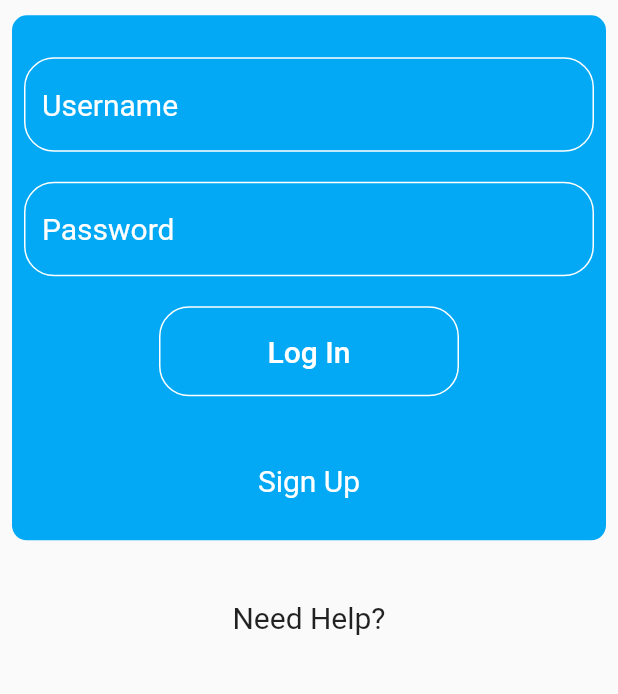
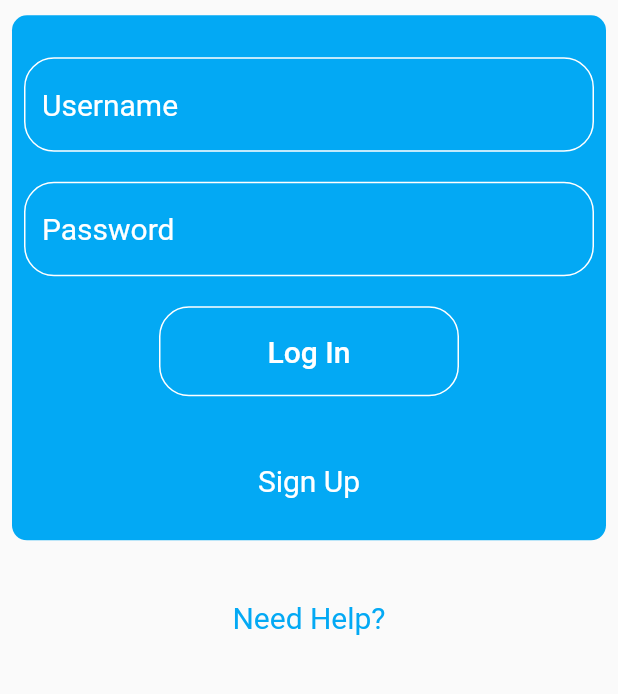
Before and after one commit to khantey1998/pbl, a Flutter app: the screen it shows after launch, on a phone screen of 412 x 824 dp, the part 316-1010 px from its top. Run offline on Flutter 3.47's test engine with Material 2 defaults, Android fonts, the phone set to English and light mode, and no system bars; missing offline and left inert: autocomplete_textfield.

```diff
--- a/lib/main.dart
+++ b/lib/main.dart
@@ -1,4 +1,5 @@
 import 'package:flutter/material.dart';
+import 'package:pbl/pages/startup.dart';
 
 void main() => runApp(MyApp());
 
@@ -10,129 +11,7 @@ class MyApp extends StatelessWidget {
       theme: ThemeData(
         primarySwatch: Colors.blue,
       ),
-      home: Scaffold(
-        body: Container(
-          padding: EdgeInsets.all(8.0),
-          child: Column(
-            children: <Widget>[
-              Container(
-                padding: EdgeInsets.fromLTRB(0, 30, 0, 10),
-                child: Image.asset(
-                  'assets/logo.png',
-                  width: 300,
-                ),
-              ),
-              Container(
-                child: Column(
-                  children: <Widget>[
-                    Container(
-                      child: TextField(
-                        style: TextStyle(color: Colors.white),
-                        keyboardType: TextInputType.text,
-                        cursorColor: Colors.white,
-                        decoration: InputDecoration(
-                          hintText: 'Username',
-                          hintStyle: TextStyle(
-                            color: Colors.white,
-                            fontSize: 20,
-                          ),
-                          focusedBorder: OutlineInputBorder(
-                            borderSide: BorderSide(color: Colors.white),
-                            borderRadius: BorderRadius.circular(20),
-                          ),
-                          enabledBorder: OutlineInputBorder(
-                            borderSide: BorderSide(color: Colors.white),
-                            borderRadius: BorderRadius.circular(20),
-                          ),
-                          border: OutlineInputBorder(
-                            borderSide: BorderSide(color: Colors.white),
-                            borderRadius: BorderRadius.circular(20),
-                          ),
-                        ),
-                      ),
-                      padding: EdgeInsets.fromLTRB(0, 20, 0, 0),
-                    ),
-                    Container(
-                      child: TextField(
-                        style: TextStyle(color: Colors.white),
-                        keyboardType: TextInputType.text,
-                        cursorColor: Colors.white,
-                        decoration: InputDecoration(
-                          hintText: 'Password',
-                          hintStyle: TextStyle(
-                            color: Colors.white,
-                            fontSize: 20,
-                          ),
-                          focusedBorder: OutlineInputBorder(
-                            borderSide: BorderSide(color: Colors.white),
-                            borderRadius: BorderRadius.circular(20),
-                          ),
-                          enabledBorder: OutlineInputBorder(
-                            borderSide: BorderSide(color: Colors.white),
-                            borderRadius: BorderRadius.circular(20),
-                          ),
-                          border: OutlineInputBorder(
-                            borderSide: BorderSide(color: Colors.white),
-                            borderRadius: BorderRadius.circular(20),
-                          ),
-                        ),
-                        obscureText: true,
-                      ),
-                      padding: EdgeInsets.fromLTRB(0, 20, 0, 20),
-                    ),
-                    Container(
-                      color: Colors.transparent,
-                      width: 200,
-                      height: 60,
-                      child: FlatButton(
-                        onPressed: () {},
-                        shape: RoundedRectangleBorder(
-                            borderRadius: BorderRadius.circular(20.0),
-                            side: BorderSide(color: Colors.white)),
-                        child: Text(
-                          'Log In',
-                          style: TextStyle(
-                            color: Colors.white,
-                            fontSize: 20,
-                          ),
-                        ),
-                      ),
-                    ),
-                    Container(
-                      padding: EdgeInsets.fromLTRB(0, 45, 0, 0),
-                      child: Text(
-                        'Sign Up',
-                        style: TextStyle(
-                          color: Colors.white,
-                          fontSize: 20,
-                        ),
-                      ),
-                    ),
-                  ],
-                ),
-                decoration: BoxDecoration(
-                  color: Colors.lightBlue,
-                  borderRadius: BorderRadius.all(
-                    Radius.circular(10),
-                  ),
-                ),
-                height: 350,
-                padding: EdgeInsets.all(8),
-              ),
-              Container(
-                child: Padding(
-                  padding: const EdgeInsets.fromLTRB(0,40,0,0),
-                  child: Text(
-                    'Need Help?',
-                    style: TextStyle(fontSize: 20),
-                  ),
-                ),
-              ),
-            ],
-          ),
-        ),
-        resizeToAvoidBottomPadding: false,
-      ),
+      home: LogInPage(),
     );
   }
 }
--- /dev/null
+++ b/lib/pages/report_list.dart
@@ -0,0 +1,5 @@
+import 'package:flutter/material.dart';
+
+class ReportList{
+
+}
--- /dev/null
+++ b/lib/pages/startup.dart
@@ -0,0 +1,139 @@
+import 'package:flutter/material.dart';
+import 'package:pbl/pages/customers.dart';
+import './home.dart';
+
+class LogInPage extends StatelessWidget {
+  @override
+  Widget build(BuildContext context) {
+    // TODO: implement build
+    return Scaffold(
+      body: Container(
+        padding: EdgeInsets.all(8.0),
+        child: Column(
+          children: <Widget>[
+            Container(
+              padding: EdgeInsets.fromLTRB(0, 30, 0, 10),
+              child: Image.asset(
+                'assets/logo.png',
+                width: 300,
+              ),
+            ),
+            Container(
+              child: Column(
+                children: <Widget>[
+                  Container(
+                    child: TextField(
+                      style: TextStyle(color: Colors.white),
+                      keyboardType: TextInputType.text,
+                      cursorColor: Colors.white,
+                      decoration: InputDecoration(
+                        hintText: 'Username',
+                        hintStyle: TextStyle(
+                          color: Colors.white,
+                          fontSize: 20,
+                        ),
+                        focusedBorder: OutlineInputBorder(
+                          borderSide: BorderSide(color: Colors.white),
+                          borderRadius: BorderRadius.circular(20),
+                        ),
+                        enabledBorder: OutlineInputBorder(
+                          borderSide: BorderSide(color: Colors.white),
+                          borderRadius: BorderRadius.circular(20),
+                        ),
+                        border: OutlineInputBorder(
+                          borderSide: BorderSide(color: Colors.white),
+                          borderRadius: BorderRadius.circular(20),
+                        ),
+                      ),
+                    ),
+                    padding: EdgeInsets.fromLTRB(0, 20, 0, 0),
+                  ),
+                  Container(
+                    child: TextField(
+                      style: TextStyle(color: Colors.white),
+                      keyboardType: TextInputType.text,
+                      cursorColor: Colors.white,
+                      decoration: InputDecoration(
+                        hintText: 'Password',
+                        hintStyle: TextStyle(
+                          color: Colors.white,
+                          fontSize: 20,
+                        ),
+                        focusedBorder: OutlineInputBorder(
+                          borderSide: BorderSide(color: Colors.white),
+                          borderRadius: BorderRadius.circular(20),
+                        ),
+                        enabledBorder: OutlineInputBorder(
+                          borderSide: BorderSide(color: Colors.white),
+                          borderRadius: BorderRadius.circular(20),
+                        ),
+                        border: OutlineInputBorder(
+                          borderSide: BorderSide(color: Colors.white),
+                          borderRadius: BorderRadius.circular(20),
+                        ),
+                      ),
+                      obscureText: true,
+                    ),
+                    padding: EdgeInsets.fromLTRB(0, 20, 0, 20),
+                  ),
+                  Container(
+                    color: Colors.transparent,
+                    width: 200,
+                    height: 60,
+                    child: FlatButton(
+                      onPressed: () => Navigator.push(
+                        context,
+                        MaterialPageRoute(
+                          builder: (BuildContext context) => CustomerListsPage(),
+                        ),
+                      ),
+                      shape: RoundedRectangleBorder(
+                        borderRadius: BorderRadius.circular(20.0),
+                        side: BorderSide(color: Colors.white),
+                      ),
+                      child: Text(
+                        'Log In',
+                        style: TextStyle(
+                          color: Colors.white,
+                          fontSize: 20,
+                        ),
+                      ),
+                    ),
+                  ),
+                  Container(
+                    padding: EdgeInsets.fromLTRB(0, 45, 0, 0),
+                    child: Text(
+                      'Sign Up',
+                      style: TextStyle(
+                        color: Colors.white,
+                        fontSize: 20,
+                      ),
+                    ),
+                  ),
+                ],
+              ),
+              decoration: BoxDecoration(
+                color: Colors.lightBlue,
+                borderRadius: BorderRadius.all(
+                  Radius.circular(10),
+                ),
+              ),
+              height: 350,
+              padding: EdgeInsets.all(8),
+            ),
+            Container(
+              child: Padding(
+                padding: const EdgeInsets.fromLTRB(0, 40, 0, 0),
+                child: Text(
+                  'Need Help?',
+                  style: TextStyle(fontSize: 20, color: Colors.lightBlue),
+                ),
+              ),
+            ),
+          ],
+        ),
+      ),
+      resizeToAvoidBottomPadding: false,
+    );
+  }
+}
```
Also changed, not shown: assets/products.json (added, +20 -0 lines), lib/home.dart (deleted, +0 -84 lines), lib/model/customer.dart (added, +15 -0 lines), lib/model/product.dart (added, +11 -0 lines), lib/model/report_criteria.dart (added, +16 -0 lines), lib/pages/home.dart (added, +143 -0 lines), lib/pages/order.dart (added, +27 -0 lines), pubspec.yaml (+11 -0 lines), pubspec.lock.
